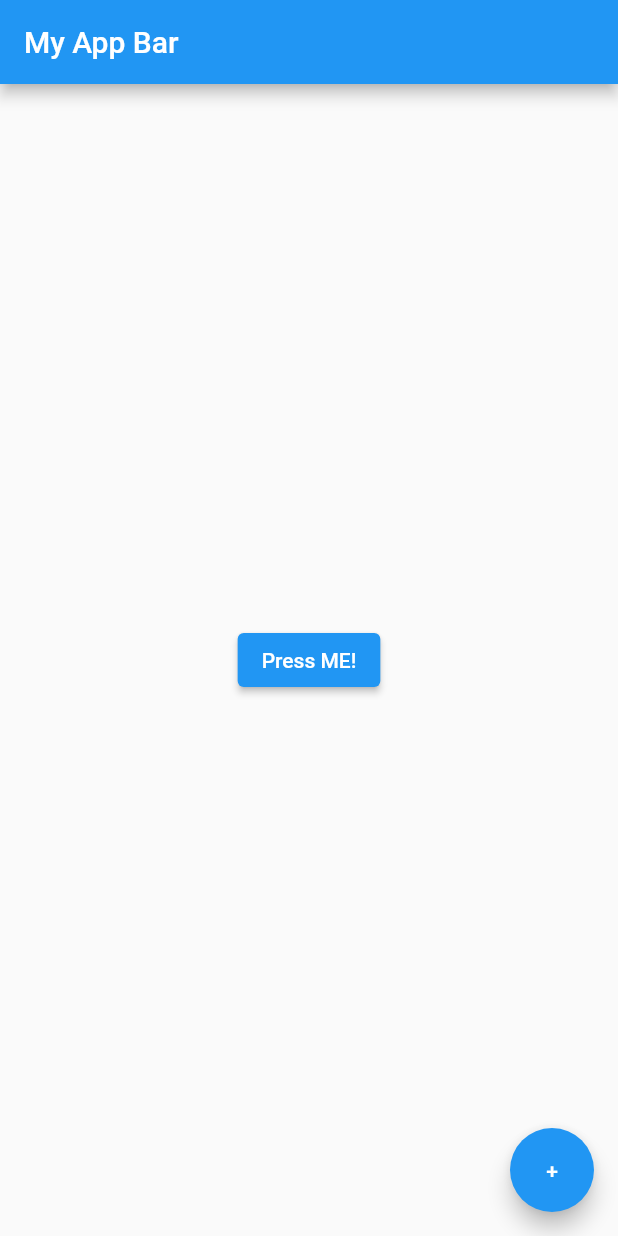
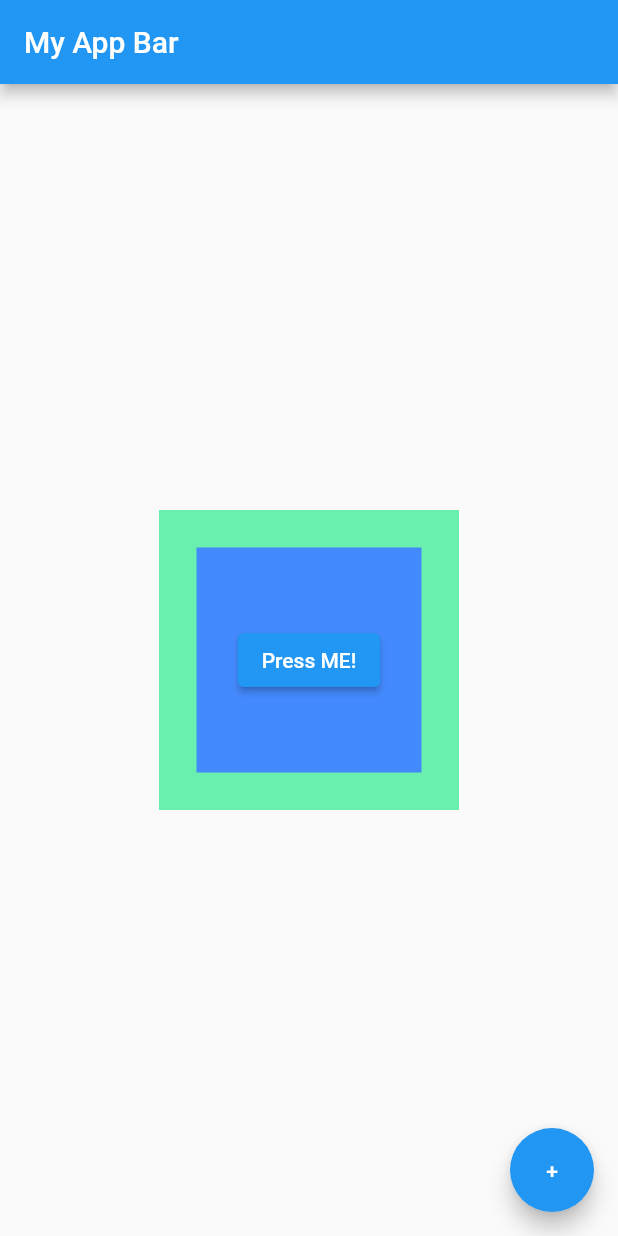
Before and after one commit to ManFireSuper/FirstFlutterApp, a Flutter app: the screen it shows after launch, after a tap on "Press ME!", on a phone screen of 412 x 824 dp. Run offline on Flutter 3.47's test engine with Material 2 defaults, Android fonts, the phone set to English and light mode, and no system bars.

Commit message:
Added containers

```diff
--- a/first_app/lib/main.dart
+++ b/first_app/lib/main.dart
@@ -1,6 +1,38 @@
 import 'package:flutter/material.dart';
 
+// Day2_3
+void main() {
+  runApp(MaterialApp(
+      home: Scaffold(
+          body: Center(
+              child: Container(
+                  child: Center(
+                      child: Container(
+                          child: Center(
+                              child: ElevatedButton(
+                                  onPressed: () {
+                                    print("Button is working");
+                                  },
+                                  child: Text("Press ME!"))),
+                          margin: EdgeInsets.all(5),
+                          color: Colors.blueAccent,
+                          width: 150,
+                          height: 150)),
+                  width: 200,
+                  height: 200,
+                  color: Colors.greenAccent)),
+          appBar: AppBar(title: Text("My App Bar")),
+          floatingActionButton: FloatingActionButton(
+              onPressed: () {
+                print("you are printing +");
+              },
+              child: Text("+")))));
+}
+// Notes :
+
+
 // Day2_2
+/*
 void main() {
   runApp(MaterialApp(
       home: Scaffold(
@@ -17,6 +49,7 @@ void main() {
               },
               child: Text("+")))));
 }
+*/
 // Notes :
 
 // Day2
```
